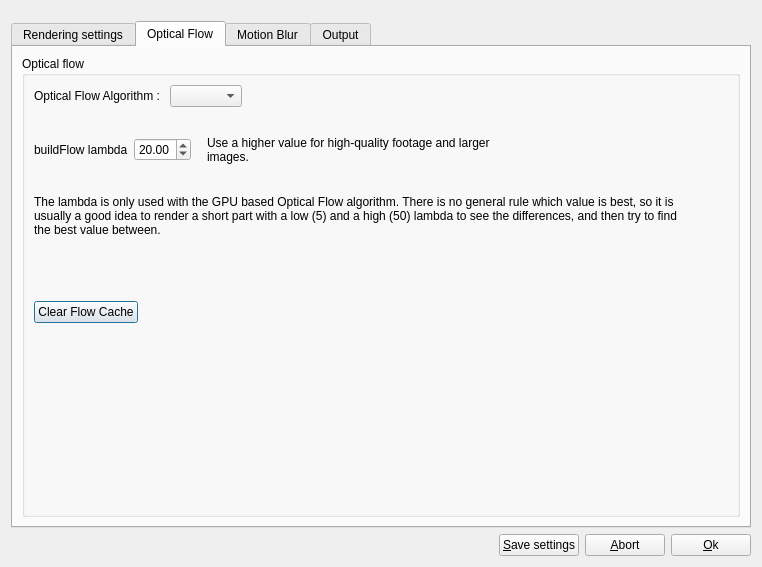
First picture: the form in src/slowmoVideo/slowmoUI/dialogues/renderingDialog.ui, repository slowmoVideo/slowmoVideo, before the edit.
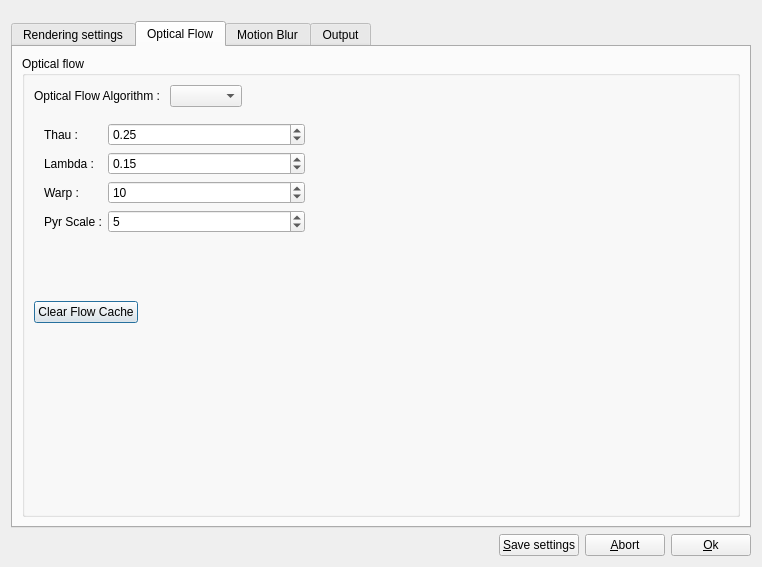
Second picture: the form after the edit.

Commit message: first support for correct pref in flow

```diff
--- a/src/slowmoVideo/slowmoUI/dialogues/renderingDialog.ui
+++ b/src/slowmoVideo/slowmoUI/dialogues/renderingDialog.ui
@@ -402,10 +402,10 @@
           <item>
            <widget class="QStackedWidget" name="stackedWidget">
             <property name="currentIndex">
-             <number>0</number>
+             <number>2</number>
             </property>
-            <widget class="QWidget" name="page">
-             <widget class="QWidget" name="layoutWidget">
+            <widget class="QWidget" name="page3D">
+             <widget class="QWidget" name="FarnlayoutWidget">
               <property name="geometry">
                <rect>
                 <x>0</x>
@@ -475,7 +475,7 @@
                </item>
               </layout>
              </widget>
-             <widget class="QWidget" name="">
+             <widget class="QWidget" name="flowlayoutWidget">
               <property name="geometry">
                <rect>
                 <x>0</x>
@@ -573,6 +573,85 @@
               </layout>
              </widget>
             </widget>
+            <widget class="QWidget" name="pageTVL1">
+             <widget class="QWidget" name="layoutWidget">
+              <property name="geometry">
+               <rect>
+                <x>10</x>
+                <y>10</y>
+                <width>261</width>
+                <height>154</height>
+               </rect>
+              </property>
+              <layout class="QFormLayout" name="formLayout">
+               <property name="fieldGrowthPolicy">
+                <enum>QFormLayout::AllNonFixedFieldsGrow</enum>
+               </property>
+               <item row="0" column="0">
+                <widget class="QLabel" name="label_18">
+                 <property name="text">
+                  <string>Thau :</string>
+                 </property>
+                </widget>
+               </item>
+               <item row="0" column="1">
+                <widget class="QDoubleSpinBox" name="TVLthau">
+                 <property name="value">
+                  <double>0.250000000000000</double>
+                 </property>
+                </widget>
+               </item>
+               <item row="1" column="0">
+                <widget class="QLabel" name="label_19">
+                 <property name="text">
+                  <string>Lambda :</string>
+                 </property>
+                </widget>
+               </item>
+               <item row="1" column="1">
+                <widget class="QDoubleSpinBox" name="TVLlambda">
+                 <property name="value">
+                  <double>0.150000000000000</double>
+                 </property>
+                </widget>
+               </item>
+               <item row="2" column="0">
+                <widget class="QLabel" name="label_20">
+                 <property name="text">
+                  <string>Warp :</string>
+                 </property>
+                </widget>
+               </item>
+               <item row="2" column="1">
+                <widget class="QDoubleSpinBox" name="TVLwarp">
+                 <property name="decimals">
+                  <number>0</number>
+                 </property>
+                 <property name="value">
+                  <double>10.000000000000000</double>
+                 </property>
+                </widget>
+               </item>
+               <item row="3" column="0">
+                <widget class="QLabel" name="label_21">
+                 <property name="text">
+                  <string>Pyr Scale :</string>
+                 </property>
+                </widget>
+               </item>
+               <item row="3" column="1">
+                <widget class="QDoubleSpinBox" name="doubleSpinBox_4">
+                 <property name="decimals">
+                  <number>0</number>
+                 </property>
+                 <property name="value">
+                  <double>5.000000000000000</double>
+                 </property>
+                </widget>
+               </item>
+              </layout>
+             </widget>
+            </widget>
            </widget>
           </item>
           <item>
```
Left out of the diff: 4 changed lines with no effect on the pictures. The commit also changes 1 other file.
